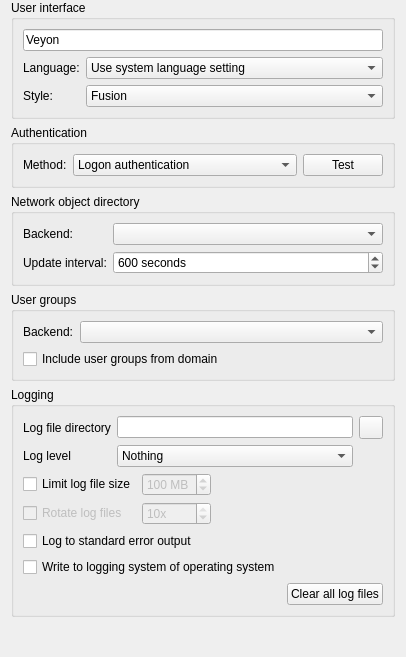
Before: the Qt Designer form configurator/src/GeneralConfigurationPage.ui in veyon/veyon, drawn with Qt 5.
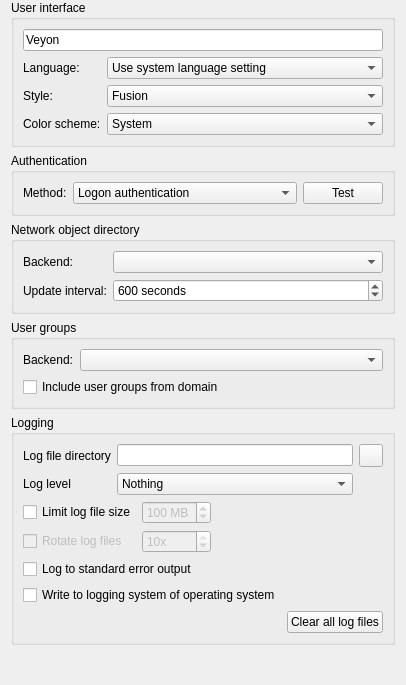
After: the same form once the commit is applied. Icons and pictures are not drawn.

Diff of the .ui file:
```diff
--- a/configurator/src/GeneralConfigurationPage.ui
+++ b/configurator/src/GeneralConfigurationPage.ui
@@ -68,6 +68,32 @@
         </item>
        </widget>
       </item>
+      <item row="3" column="0">
+       <widget class="QLabel" name="label_42">
+        <property name="text">
+         <string>Color scheme:</string>
+        </property>
+       </widget>
+      </item>
+      <item row="3" column="1">
+       <widget class="QComboBox" name="uiColorScheme">
+        <item>
+         <property name="text">
+          <string notr="true">System</string>
+         </property>
+        </item>
+        <item>
+         <property name="text">
+          <string>Light</string>
+         </property>
+        </item>
+        <item>
+         <property name="text">
+          <string>Dark</string>
+         </property>
+        </item>
+       </widget>
+      </item>
      </layout>
     </widget>
    </item>
```
Left out of the diff: 1 changed line with no effect on the pictures.
